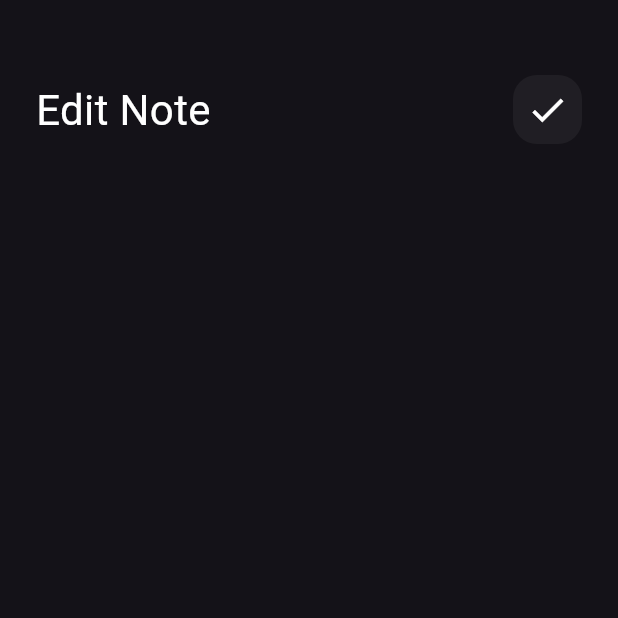
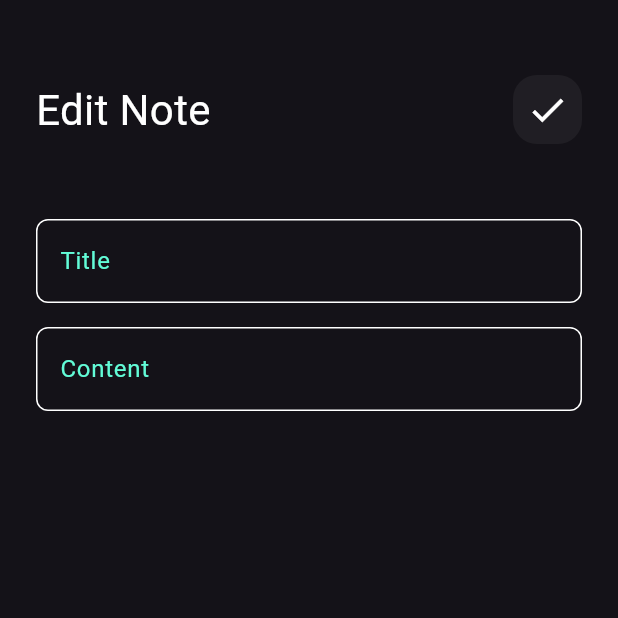
Before and after one commit to Rajaatawe/notes_app, a Flutter app: the EditNoteView screen opened directly, on a phone screen of 412 x 824 dp, the top half of it. Run offline on Flutter 3.47's test engine with Material 3 defaults, Android fonts, the phone set to English and light mode, and no system bars.

Commit message:
edit note view ui done

```diff
--- a/lib/views/widgets/AddNoteBottomSheet.dart
+++ b/lib/views/widgets/AddNoteBottomSheet.dart
@@ -13,11 +13,11 @@ class AddNoteBottomSheet extends StatelessWidget {
           SizedBox(
             height: 32,
           ),
-          Textfield(hint: 'Title'),
+          CustomTextfield(hint: 'Title'),
           SizedBox(
             height: 16,
           ),
-          Textfield(
+          CustomTextfield(
             hint: 'content',
             maxLines: 5,
           )
--- a/lib/views/widgets/NotesViewBody.dart
+++ b/lib/views/widgets/NotesViewBody.dart
@@ -15,7 +15,10 @@ class NotesViewBody extends StatelessWidget {
           SizedBox(
             height: 50,
           ),
-          Customappbar(title: 'Notes',icon: Icons.search,),
+          Customappbar(
+            title: 'Notes',
+            icon: Icons.search,
+          ),
 
           Expanded(child: Noteslistview())
           //  ListView.builder(
--- a/lib/views/widgets/TextField.dart
+++ b/lib/views/widgets/TextField.dart
@@ -1,8 +1,8 @@
 import 'package:flutter/material.dart';
 import 'package:note_app/constants.dart';
 
-class Textfield extends StatelessWidget {
-  const Textfield({super.key, required this.hint,  this.maxLines=1});
+class CustomTextfield extends StatelessWidget {
+  const CustomTextfield({super.key, required this.hint,  this.maxLines=1});
    final String hint;
    final int maxLines;
   @override
--- a/lib/views/widgets/edit_note_view_body.dart
+++ b/lib/views/widgets/edit_note_view_body.dart
@@ -1,17 +1,36 @@
 import 'package:flutter/material.dart';
 import 'package:note_app/views/widgets/CustomAppBar.dart';
+import 'package:note_app/views/widgets/TextField.dart';
 
 class EditNoteViewBody extends StatelessWidget {
   const EditNoteViewBody({super.key});
 
   @override
   Widget build(BuildContext context) {
-    return  Padding(
+    return Padding(
       padding: const EdgeInsets.symmetric(horizontal: 24),
       child: Column(
         children: [
-          SizedBox(height: 50,),
-          Customappbar(title:'Edit Note' ,icon: Icons.check,)
+          SizedBox(
+            height: 50,
+          ),
+          Customappbar(
+            title: 'Edit Note',
+            icon: Icons.check,
+          ),
+            SizedBox(
+            height: 50,
+          ),
+          CustomTextfield(
+            hint: 'Title',
+          ),
+            SizedBox(
+            height: 16,
+          ),
+          CustomTextfield(
+            hint: 'Content',
+            maxLines: 5,
+          ),
         ],
       ),
     );
```
